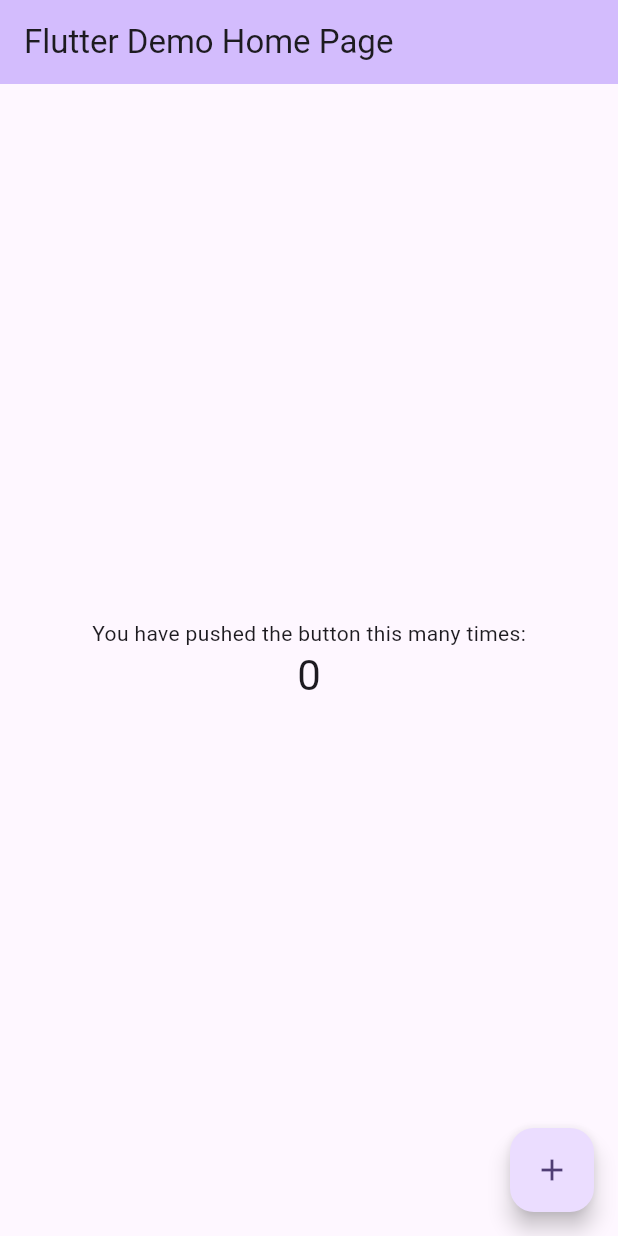
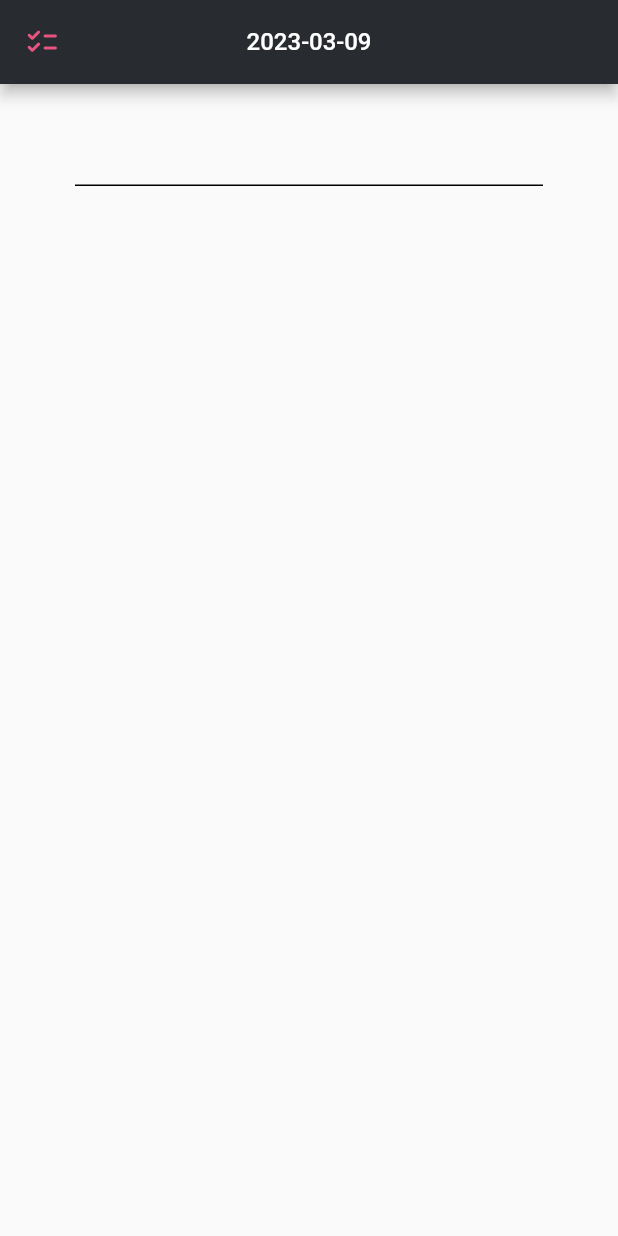
Before and after one commit to GangOn0215/flutter-simple-todo, a Flutter app: the screen it shows after launch, on a phone screen of 412 x 824 dp. Run offline on Flutter 3.47's test engine with Material 2 defaults, Android fonts, the phone set to English and light mode, and no system bars.

Commit message:
#1.0 setting, set frame
1.기초 셋팅,
2. screen, widget, model 폴더 분리하여 모듈화 작업
3. todo 기능 프론트 작업

```diff
--- a/lib/main.dart
+++ b/lib/main.dart
@@ -1,4 +1,5 @@
 import 'package:flutter/material.dart';
+import 'package:simple_todo/screens/home_screens.dart';
 
 void main() {
   runApp(const MyApp());
@@ -7,119 +8,10 @@ void main() {
 class MyApp extends StatelessWidget {
   const MyApp({super.key});
 
-  // This widget is the root of your application.
   @override
   Widget build(BuildContext context) {
-    return MaterialApp(
-      title: 'Flutter Demo',
-      theme: ThemeData(
-        // This is the theme of your application.
-        //
-        // TRY THIS: Try running your application with "flutter run". You'll see
-        // the application has a blue toolbar. Then, without quitting the app,
-        // try changing the seedColor in the colorScheme below to Colors.green
-        // and then invoke "hot reload" (save your changes or press the "hot
-        // reload" button in a Flutter-supported IDE, or press "r" if you used
-        // the command line to start the app).
-        //
-        // Notice that the counter didn't reset back to zero; the application
-        // state is not lost during the reload. To reset the state, use hot
-        // restart instead.
-        //
-        // This works for code too, not just values: Most code changes can be
-        // tested with just a hot reload.
-        colorScheme: ColorScheme.fromSeed(seedColor: Colors.deepPurple),
-        useMaterial3: true,
-      ),
-      home: const MyHomePage(title: 'Flutter Demo Home Page'),
+    return const MaterialApp(
+      home: HomeScreen(),
     );
   }
 }
-
-class MyHomePage extends StatefulWidget {
-  const MyHomePage({super.key, required this.title});
-
-  // This widget is the home page of your application. It is stateful, meaning
-  // that it has a State object (defined below) that contains fields that affect
-  // how it looks.
-
-  // This class is the configuration for the state. It holds the values (in this
-  // case the title) provided by the parent (in this case the App widget) and
-  // used by the build method of the State. Fields in a Widget subclass are
-  // always marked "final".
-
-  final String title;
-
-  @override
-  State<MyHomePage> createState() => _MyHomePageState();
-}
-
-class _MyHomePageState extends State<MyHomePage> {
-  int _counter = 0;
-
-  void _incrementCounter() {
-    setState(() {
-      // This call to setState tells the Flutter framework that something has
-      // changed in this State, which causes it to rerun the build method below
-      // so that the display can reflect the updated values. If we changed
-      // _counter without calling setState(), then the build method would not be
-      // called again, and so nothing would appear to happen.
-      _counter++;
-    });
-  }
-
-  @override
-  Widget build(BuildContext context) {
-    // This method is rerun every time setState is called, for instance as done
-    // by the _incrementCounter method above.
-    //
-    // The Flutter framework has been optimized to make rerunning build methods
-    // fast, so that you can just rebuild anything that needs updating rather
-    // than having to individually change instances of widgets.
-    return Scaffold(
-      appBar: AppBar(
-        // TRY THIS: Try changing the color here to a specific color (to
-        // Colors.amber, perhaps?) and trigger a hot reload to see the AppBar
-        // change color while the other colors stay the same.
-        backgroundColor: Theme.of(context).colorScheme.inversePrimary,
-        // Here we take the value from the MyHomePage object that was created by
-        // the App.build method, and use it to set our appbar title.
-        title: Text(widget.title),
-      ),
-      body: Center(
-        // Center is a layout widget. It takes a single child and positions it
-        // in the middle of the parent.
-        child: Column(
-          // Column is also a layout widget. It takes a list of children and
-          // arranges them vertically. By default, it sizes itself to fit its
-          // children horizontally, and tries to be as tall as its parent.
-          //
-          // Column has various properties to control how it sizes itself and
-          // how it positions its children. Here we use mainAxisAlignment to
-          // center the children vertically; the main axis here is the vertical
-          // axis because Columns are vertical (the cross axis would be
-          // horizontal).
-          //
-          // TRY THIS: Invoke "debug painting" (choose the "Toggle Debug Paint"
-          // action in the IDE, or press "p" in the console), to see the
-          // wireframe for each widget.
-          mainAxisAlignment: MainAxisAlignment.center,
-          children: <Widget>[
-            const Text(
-              'You have pushed the button this many times:',
-            ),
-            Text(
-              '$_counter',
-              style: Theme.of(context).textTheme.headlineMedium,
-            ),
-          ],
-        ),
-      ),
-      floatingActionButton: FloatingActionButton(
-        onPressed: _incrementCounter,
-        tooltip: 'Increment',
-        child: const Icon(Icons.add),
-      ), // This trailing comma makes auto-formatting nicer for build methods.
-    );
-  }
-}
--- /dev/null
+++ b/lib/models/todo_model.dart
@@ -0,0 +1,13 @@
+class TodoModel {
+  final String id;
+  final String date;
+  final String todo;
+  bool checked;
+
+  TodoModel({
+    required this.id,
+    required this.date,
+    required this.todo,
+    this.checked = false,
+  });
+}
--- /dev/null
+++ b/lib/screens/home_screens.dart
@@ -0,0 +1,30 @@
+import 'package:flutter/material.dart';
+import 'package:simple_todo/widgets/todo_list_widget.dart';
+
+class HomeScreen extends StatelessWidget {
+  const HomeScreen({super.key});
+
+  final _mainDarkColor = const Color(0XFF282B30);
+  final _mainBackground = const Color(0XFF1E2124);
+  final _mainDiscordColor = const Color(0XFF7289da);
+  final _mainColor = const Color(0xFFE75480);
+
+  @override
+  Widget build(BuildContext context) {
+    return Scaffold(
+      appBar: AppBar(
+        centerTitle: true,
+        title: const Text(
+          '2023-03-09',
+          style: TextStyle(fontSize: 16),
+        ),
+        backgroundColor: _mainDarkColor,
+        leading: Icon(
+          Icons.checklist_rounded,
+          color: _mainColor,
+        ),
+      ),
+      body: const TodoListWidget(),
+    );
+  }
+}
--- /dev/null
+++ b/lib/widgets/todo_list_widget.dart
@@ -0,0 +1,124 @@
+import 'package:flutter/material.dart';
+import 'package:simple_todo/models/todo_model.dart';
+import 'package:uuid/uuid.dart';
+
+class TodoListWidget extends StatefulWidget {
+  const TodoListWidget({super.key});
+
+  @override
+  State<TodoListWidget> createState() => _TodoListWidgetState();
+}
+
+class _TodoListWidgetState extends State<TodoListWidget> {
+  final _mainColor = const Color(0xFFE75480);
+  bool isCheck = false;
+  int lastIdx = 0;
+  final fieldText = TextEditingController();
+  final uuid = const Uuid();
+  late Map<String, TodoModel> todos;
+
+  void onToggleCheck(String key) {
+    setState(() {
+      TodoModel temp = todos[key]!;
+
+      temp.checked = !temp.checked;
+
+      todos.update(key, (value) => temp);
+    });
+  }
+
+  void clearText() {
+    fieldText.clear();
+  }
+
+  @override
+  void initState() {
+    super.initState();
+
+    todos = {};
+  }
+
+  void onSubmitTodo(String value) {
+    if (value == '') {
+      return;
+    }
+
+    var uniId = uuid.v4();
+    TodoModel todo = TodoModel(
+      id: uniId,
+      date: DateTime.now().toString(),
+      todo: value,
+    );
+
+    clearText();
+
+    setState(() {
+      todos[uniId] = todo;
+    });
+  }
+
+  @override
+  Widget build(BuildContext context) {
+    return Padding(
+      padding: const EdgeInsets.symmetric(
+        vertical: 20,
+        horizontal: 50,
+      ),
+      child: Column(
+        children: [
+          TextField(
+            onSubmitted: onSubmitTodo,
+            controller: fieldText,
+            decoration: InputDecoration(
+              contentPadding: const EdgeInsets.fromLTRB(1, 15, 5, -1),
+              enabledBorder: const UnderlineInputBorder(
+                borderSide: BorderSide(color: Colors.black),
+              ),
+              focusedBorder: UnderlineInputBorder(
+                borderSide: BorderSide(color: _mainColor),
+              ),
+            ),
+          ),
+          for (MapEntry todoRow in todos.entries)
+            Row(
+              mainAxisAlignment: MainAxisAlignment.spaceBetween,
+              children: [
+                Container(
+                  child: Row(
+                    children: [
+                      Transform.scale(
+                        scale: 0.3,
+                        child: const Icon(
+                          Icons.square,
+                          color: Colors.deepOrange,
+                          size: 20,
+                        ),
+                      ),
+                      const SizedBox(
+                        width: 10,
+                      ),
+                      Text(
+                        todoRow.value.todo,
+                        style: const TextStyle(
+                          fontSize: 14,
+                        ),
+                      ),
+                    ],
+                  ),
+                ),
+                IconButton(
+                  onPressed: () => onToggleCheck(todoRow.key),
+                  icon: Icon(
+                    todoRow.value.checked
+                        ? Icons.check_box_rounded
+                        : Icons.check_box_outline_blank_rounded,
+                  ),
+                  color: Colors.deepOrange,
+                )
+              ],
+            )
+        ],
+      ),
+    );
+  }
+}
--- /dev/null
+++ b/lib/widgets/todo_widget.dart
@@ -0,0 +1,15 @@
+import 'package:flutter/material.dart';
+
+class TodoWidget extends StatefulWidget {
+  const TodoWidget({super.key});
+
+  @override
+  State<TodoWidget> createState() => _TodoWidgetState();
+}
+
+class _TodoWidgetState extends State<TodoWidget> {
+  @override
+  Widget build(BuildContext context) {
+    return Container();
+  }
+}
--- a/pubspec.yaml
+++ b/pubspec.yaml
@@ -35,6 +35,8 @@ dependencies:
   # The following adds the Cupertino Icons font to your application.
   # Use with the CupertinoIcons class for iOS style icons.
   cupertino_icons: ^1.0.2
+  intl: ^0.18.0
+  uuid: ^3.0.7
 
 dev_dependencies:
   flutter_test:
```
Also changed, not shown: pubspec.lock.
